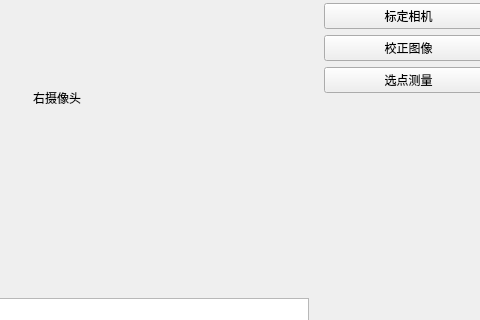
Qt form chuixianyi/chuixianyi.ui (zhendexy/chuixianyi) before a commit; both pictures show x 697 to 1177 and y 120 to 440 of the 1177 by 602 pixel window.
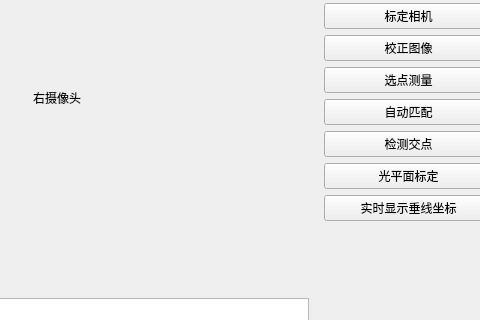
The same form after that commit.

Commit message: 第二次提交：添加了特征匹配和激光光条中心线提取

```diff
--- a/chuixianyi/chuixianyi.ui
+++ b/chuixianyi/chuixianyi.ui
@@ -66,6 +66,34 @@
        </property>
       </widget>
      </item>
+     <item>
+      <widget class="QPushButton" name="autoMatchBtn">
+       <property name="text">
+        <string>自动匹配</string>
+       </property>
+      </widget>
+     </item>
+     <item>
+      <widget class="QPushButton" name="detectCrossBtn">
+       <property name="text">
+        <string>检测交点</string>
+       </property>
+      </widget>
+     </item>
+     <item>
+      <widget class="QPushButton" name="planeCalibrateBtn">
+       <property name="text">
+        <string>光平面标定</string>
+       </property>
+      </widget>
+     </item>
+     <item>
+      <widget class="QPushButton" name="liveShowCoordinateBtn">
+       <property name="text">
+        <string>实时显示垂线坐标</string>
+       </property>
+      </widget>
+     </item>
      <item>
       <spacer name="verticalSpacer">
        <property name="orientation">
```
The commit also changes 141 other files.
